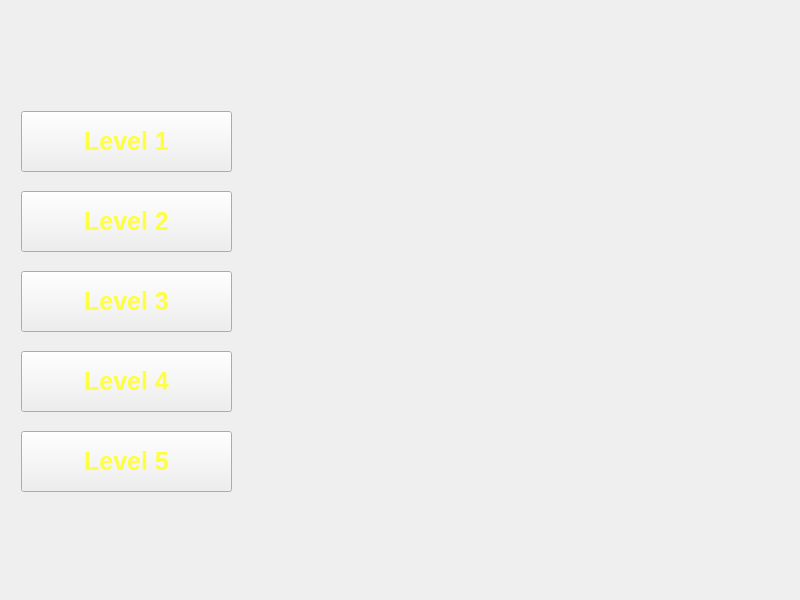
First picture: the form in src/krabbyPatty/widget.ui, repository Natalija9/KrabbyPattySecretFormula, before the edit.
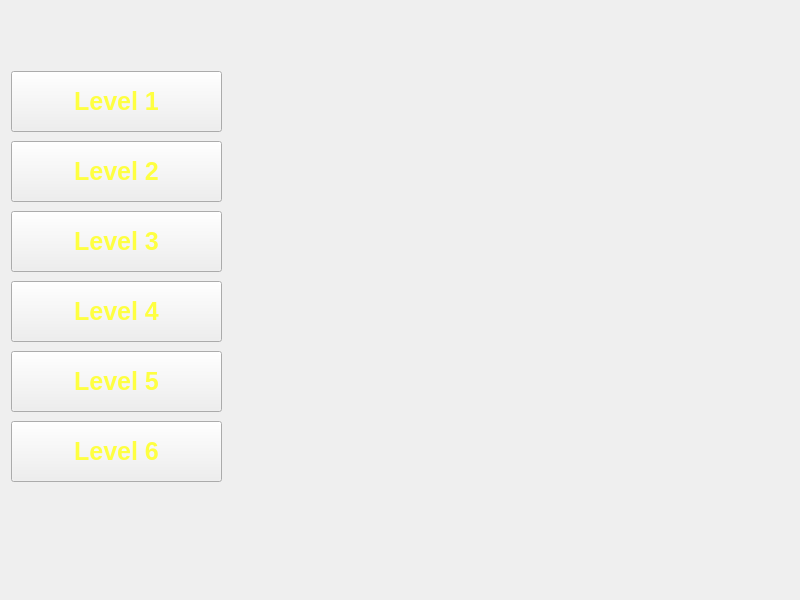
Second picture: the form after the edit. The open tabs and pages were chosen to show the change. Icons and pictures are not drawn.

```diff
--- a/src/krabbyPatty/widget.ui
+++ b/src/krabbyPatty/widget.ui
@@ -230,8 +230,8 @@
       <widget class="QPushButton" name="Level1">
        <property name="geometry">
         <rect>
-         <x>10</x>
-         <y>100</y>
+         <x>0</x>
+         <y>60</y>
          <width>211</width>
          <height>61</height>
         </rect>
@@ -239,6 +239,7 @@
        <property name="font">
         <font>
          <pointsize>19</pointsize>
+         <weight>75</weight>
          <bold>true</bold>
         </font>
        </property>
@@ -253,8 +254,8 @@
       <widget class="QPushButton" name="Level2">
        <property name="geometry">
         <rect>
-         <x>10</x>
-         <y>180</y>
+         <x>0</x>
+         <y>130</y>
          <width>211</width>
          <height>61</height>
         </rect>
@@ -262,6 +263,7 @@
        <property name="font">
         <font>
          <pointsize>19</pointsize>
+         <weight>75</weight>
          <bold>true</bold>
         </font>
        </property>
@@ -277,8 +279,8 @@
       <widget class="QPushButton" name="Level3">
        <property name="geometry">
         <rect>
-         <x>10</x>
-         <y>260</y>
+         <x>0</x>
+         <y>200</y>
          <width>211</width>
          <height>61</height>
         </rect>
@@ -286,6 +288,7 @@
        <property name="font">
         <font>
          <pointsize>19</pointsize>
+         <weight>75</weight>
          <bold>true</bold>
         </font>
        </property>
@@ -300,8 +303,8 @@
       <widget class="QPushButton" name="Level4">
        <property name="geometry">
         <rect>
-         <x>10</x>
-         <y>340</y>
+         <x>0</x>
+         <y>270</y>
          <width>211</width>
          <height>61</height>
         </rect>
@@ -309,6 +312,7 @@
        <property name="font">
         <font>
          <pointsize>19</pointsize>
+         <weight>75</weight>
          <bold>true</bold>
         </font>
        </property>
@@ -323,8 +327,8 @@
       <widget class="QPushButton" name="Level5">
        <property name="geometry">
         <rect>
-         <x>10</x>
-         <y>420</y>
+         <x>0</x>
+         <y>340</y>
          <width>211</width>
          <height>61</height>
         </rect>
@@ -332,6 +336,7 @@
        <property name="font">
         <font>
          <pointsize>19</pointsize>
+         <weight>75</weight>
          <bold>true</bold>
         </font>
        </property>
@@ -343,6 +348,30 @@
         <string>Level 5</string>
        </property>
       </widget>
+      <widget class="QPushButton" name="Level6">
+       <property name="geometry">
+        <rect>
+         <x>0</x>
+         <y>410</y>
+         <width>211</width>
+         <height>61</height>
+        </rect>
+       </property>
+       <property name="font">
+        <font>
+         <pointsize>19</pointsize>
+         <weight>75</weight>
+         <bold>true</bold>
+        </font>
+       </property>
+       <property name="styleSheet">
+        <string notr="true">border-image: url(:/images/transparent.png) 0 0 0 0 stretch stretch;
+color: #feff41;</string>
+       </property>
+       <property name="text">
+        <string>Level 6</string>
+       </property>
+      </widget>
      </widget>
      <widget class="QWidget" name="settings">
       <property name="styleSheet">
```
Left out of the diff: 13 changed lines with no effect on the pictures.
